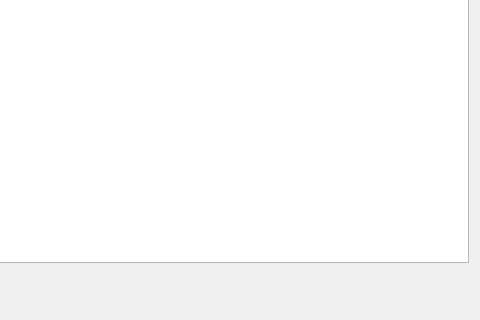
Above: source/gui/resultswidget.ui from baseoleph/secad before the change; both pictures show x 284 to 764 and y 202 to 522 of the 764 by 522 pixel window. Below: the same form after it.
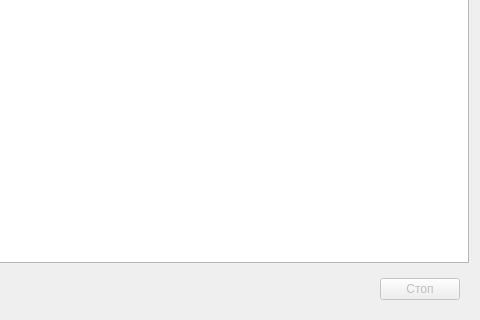
That is the form after the change.

Commit message: add stop button for optimization

The edit to the form file:
```diff
--- a/source/gui/resultswidget.ui
+++ b/source/gui/resultswidget.ui
@@ -53,6 +53,16 @@
         </property>
        </spacer>
       </item>
+      <item>
+       <widget class="QPushButton" name="pushButton_stop">
+        <property name="enabled">
+         <bool>false</bool>
+        </property>
+        <property name="text">
+         <string>Стоп</string>
+        </property>
+       </widget>
+      </item>
      </layout>
     </widget>
    </item>
```
The commit also changes 4 other files.
